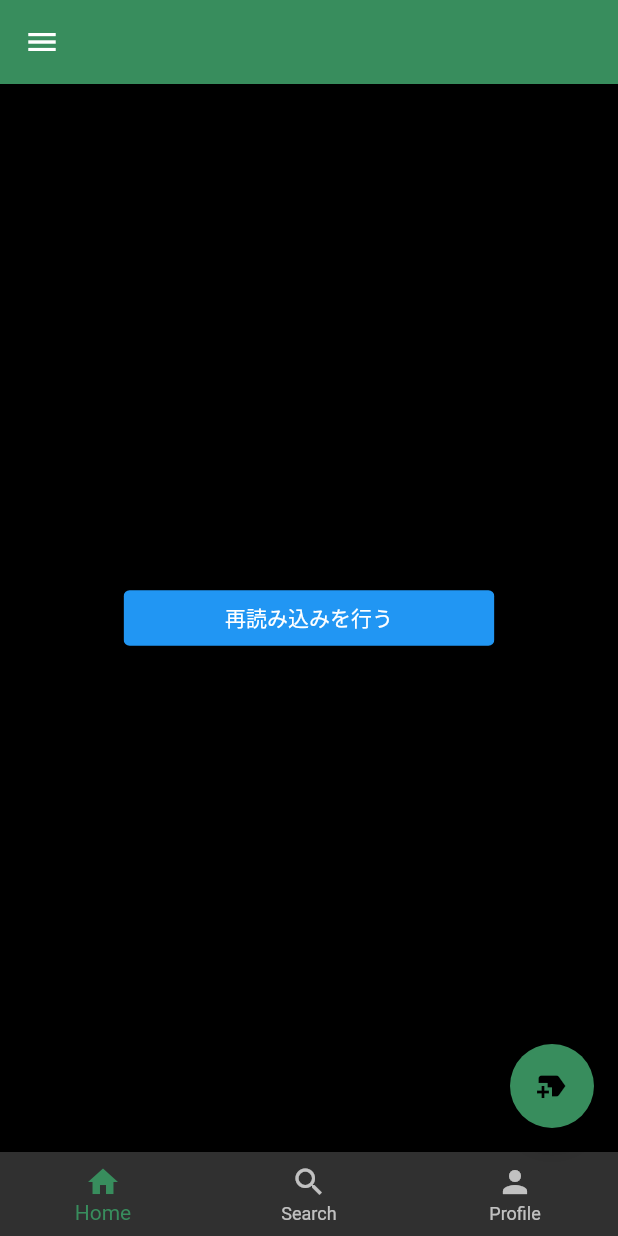
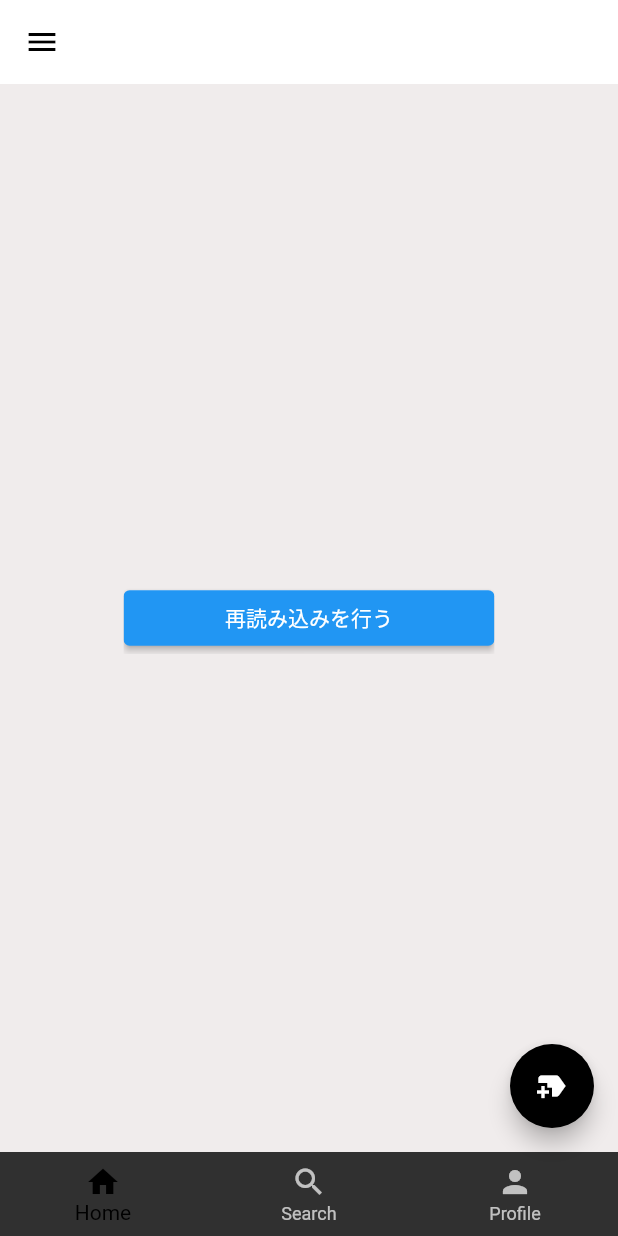
Before and after one commit to Haru-Kobayashi073/SNS-For-Gamers, a Flutter app: the MyHomePage screen opened directly with empty values, on a phone screen of 412 x 824 dp. Run offline on Flutter 3.47's test engine with Material 2 defaults, Android fonts, the phone set to English and light mode, and no system bars; our stand-ins replace cloud_firestore, firebase_auth, firebase_core, firebase_storage, flash, flutter_riverpod and 7 more; missing offline and left inert: dart:ffi; accounts and stored records are empty.

Commit message:
UI調整と、CardContainerのuser情報のリアルタイム取得

```diff
--- a/lib/details/card_popup_menu_button.dart
+++ b/lib/details/card_popup_menu_button.dart
@@ -13,6 +13,7 @@ class CardPopupMenuButton extends StatelessWidget {
       shape: RoundedRectangleBorder(
             borderRadius: BorderRadius.circular(10),
           ),
+          color: Colors.white,
       onSelected: onSelected,
       itemBuilder: (BuildContext context) => <PopupMenuEntry<String>>[
         const PopupMenuItem<String>(
--- a/lib/details/sns_bottom_navigation_bar.dart
+++ b/lib/details/sns_bottom_navigation_bar.dart
@@ -15,7 +15,9 @@ class SNSBottomNavigationBar extends StatelessWidget {
   Widget build(BuildContext context) {
     return BottomNavigationBar(
       type: BottomNavigationBarType.fixed,
-      selectedItemColor: const Color(0xFF388D5D),
+      selectedItemColor: Colors.black,
+      // backgroundColor: Color.fromARGB(255, 98, 252, 165),
+      elevation: 0,
       items: bottomNavigationBarElements,
       currentIndex: snsBottomNavigationBarModel.currentIndex,
       onTap: ((index) => snsBottomNavigationBarModel.onTabTapped(index: index)),
--- a/lib/main.dart
+++ b/lib/main.dart
@@ -6,7 +6,6 @@ import 'package:flutter_riverpod/flutter_riverpod.dart';
 import 'package:firebase_core/firebase_core.dart';
 import 'package:sns_vol2/constants/strings.dart';
 import 'package:sns_vol2/constants/themes.dart';
-import 'package:sns_vol2/details/rounded_button.dart';
 import 'package:sns_vol2/details/sns_bottom_navigation_bar.dart';
 import 'package:sns_vol2/details/sns_drawer.dart';
 import 'package:sns_vol2/models/create_post_model.dart';
@@ -94,14 +93,19 @@ class MyHomePage extends ConsumerWidget {
 
     return Scaffold(
       appBar: AppBar(
-        backgroundColor: const Color(0xFF388D5D),
-        title: Text(title),
+        // backgroundColor: const Color(0xFF388D5D),
+        backgroundColor: const Color(0xffffffff),
+        iconTheme: const IconThemeData(color: Colors.black),
+        elevation: 0,
+        title: Text(title, style: const TextStyle(color: Colors.black),),
       ),
       floatingActionButton: FloatingActionButton(
         onPressed: () => createPostModel.showPostDialog(
             context: context, mainModel: mainModel),
-        backgroundColor: const Color(0xFF388D5D),
-        child: const Icon(Icons.new_label),
+        // backgroundColor: const Color(0xffD6A34A),
+        backgroundColor: Colors.black,
+        // backgroundColor: const Color(0xFF388D5D),
+        child: const Icon(Icons.new_label, color: Colors.white,),
       ),
       drawer: SNSDrawer(
         mainModel: mainModel,
@@ -109,7 +113,7 @@ class MyHomePage extends ConsumerWidget {
       ),
       body: mainModel.isLoading
           ? Center(
-              child: const Text(loadingText),
+              child: Text(loadingText),
             )
           : PageView(
               controller: snsBottomNavigationBarModel.pageController,
--- a/lib/models/create_post_model.dart
+++ b/lib/models/create_post_model.dart
@@ -32,7 +32,7 @@ class CreatePostModel extends ChangeNotifier {
       title: const Text(createPostText),
       primaryActionBuilder: (context, controller, _) {
         return InkWell(
-          child: Icon(Icons.send),
+          child: const Icon(Icons.send, color: Color(0xFF388D5D),),
           onTap: () async {
             if (textEditingController.text.isNotEmpty) {
               //メインの動作
@@ -48,7 +48,7 @@ class CreatePostModel extends ChangeNotifier {
       },
       negativeActionBuilder: (context, controller, _) {
         return InkWell(
-          child: const Icon(Icons.close),
+          child: const Icon(Icons.close, color: Color(0xFF388D5D),),
           onTap: () async => await controller.dismiss(),
         );
       },
--- a/lib/models/edit_profile_model.dart
+++ b/lib/models/edit_profile_model.dart
@@ -17,7 +17,7 @@ import 'package:sns_vol2/views/login_page.dart';
 final editProfileProvider = ChangeNotifierProvider((ref) => EditProfileModel());
 
 class EditProfileModel extends ChangeNotifier {
-  File? croppedFile = null;
+  File? croppedFile;
   String userName = '';
 
   Future<void> updateUserInfo(
--- a/lib/views/comments/comment_like_button.dart
+++ b/lib/views/comments/comment_like_button.dart
@@ -43,7 +43,7 @@ class CommentLikeButton extends StatelessWidget {
                       commentDoc: commentDoc),
                 )
               : InkWell(
-                  child: const Icon(Icons.favorite),
+                  child: const Icon(Icons.favorite_border),
                   onTap: () async => await commentsModel.like(
                       comment: comment,
                       mainModel: mainModel,
--- a/lib/views/main/home_screen.dart
+++ b/lib/views/main/home_screen.dart
@@ -30,7 +30,21 @@ class HomeScreen extends ConsumerWidget {
     final PostsModel postsModel = ref.watch(postsProvider);
     final CommentsModel commentsModel = ref.watch(commentsProvider);
     final postDocs = homeModel.postDocs;
-    return postDocs.isEmpty
+
+    return Container(
+      decoration: const BoxDecoration(
+        color: Color.fromRGBO(240, 236, 236, 1)
+    // gradient: LinearGradient(
+    //   begin: Alignment.bottomCenter,
+    //   end: Alignment.topCenter,
+    //   colors: [
+    //     Color.fromARGB(255, 98, 252, 165),
+    //     Color.fromARGB(255, 71, 179, 118),
+    //     Color(0xFF388D5D),
+    //     ],
+    // ),
+  ),
+      child: postDocs.isEmpty
           ? ReloadScreen(onReload: () async => await homeModel.onReload())
           : RefreshScreen(
               onRefresh: () async => await homeModel.onRefresh(),
@@ -59,6 +73,7 @@ class HomeScreen extends ConsumerWidget {
                       },
                     );
                   }),
+            ),
     );
   }
 }
```
Also changed, not shown: lib/details/post_card.dart (+24 -6 lines), lib/details/post_like_button.dart (+5 -2 lines), lib/views/comments/components/comment_card.dart (+12 -7 lines). Lines whose indentation alone changed are shown as unchanged.
